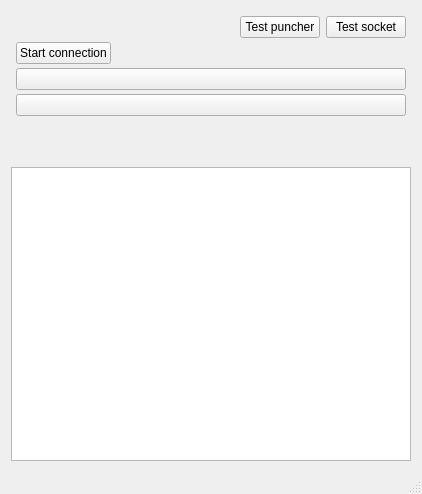
Qt form Qt/App_Socket/AppMainWindow.ui (isrepeat/Cpp) before a commit.
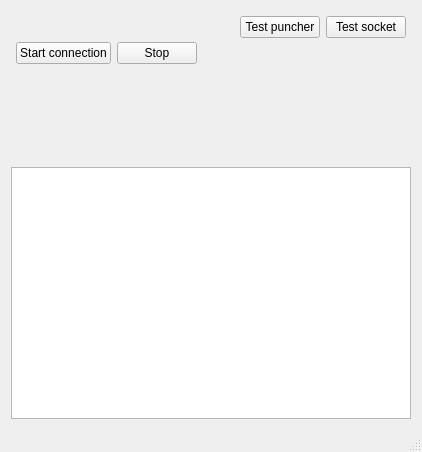
The same form after that commit. Custom widgets are drawn as their Qt base class.

```diff
--- a/Qt/App_Socket/AppMainWindow.ui
+++ b/Qt/App_Socket/AppMainWindow.ui
@@ -7,7 +7,7 @@
     <x>0</x>
     <y>0</y>
     <width>418</width>
-    <height>494</height>
+    <height>452</height>
    </rect>
   </property>
   <property name="windowTitle">
@@ -110,6 +110,13 @@
            </property>
           </widget>
          </item>
+         <item>
+          <widget class="QPushButton" name="btnStop">
+           <property name="text">
+            <string>Stop</string>
+           </property>
+          </widget>
+         </item>
          <item>
           <spacer name="cotrolPanel_Buttons_2_HSpacer">
            <property name="orientation">
@@ -125,12 +132,6 @@
          </item>
         </layout>
        </item>
-       <item>
-        <widget class="TextField" name="field_PartnerId"/>
-       </item>
-       <item>
-        <widget class="TextField" name="field_PartnerPort"/>
-       </item>
        <item>
         <spacer name="cotrolPanel_VSpacer">
          <property name="orientation">
@@ -176,11 +177,6 @@
  </widget>
  <layoutdefault spacing="6" margin="11"/>
  <customwidgets>
-  <customwidget>
-   <class>TextField</class>
-   <extends>QPushButton</extends>
-   <header>TextField.h</header>
-  </customwidget>
   <customwidget>
    <class>Console</class>
    <extends>QPlainTextEdit</extends>
```
